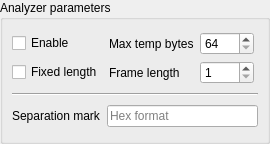
x-tools-author/x-tools, file Source/Tools/ToolsUI/xToolsAnalyzerToolUi.ui: the form before one commit.
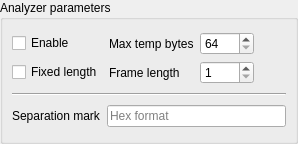
The form after the commit. Custom widgets are drawn as their Qt base class.

```diff
--- a/Source/Tools/ToolsUI/xToolsAnalyzerToolUi.ui
+++ b/Source/Tools/ToolsUI/xToolsAnalyzerToolUi.ui
@@ -6,7 +6,7 @@
    <rect>
     <x>0</x>
     <y>0</y>
-    <width>270</width>
+    <width>298</width>
     <height>144</height>
    </rect>
   </property>
```
Left out of the diff: 4 changed lines with no effect on the pictures.
